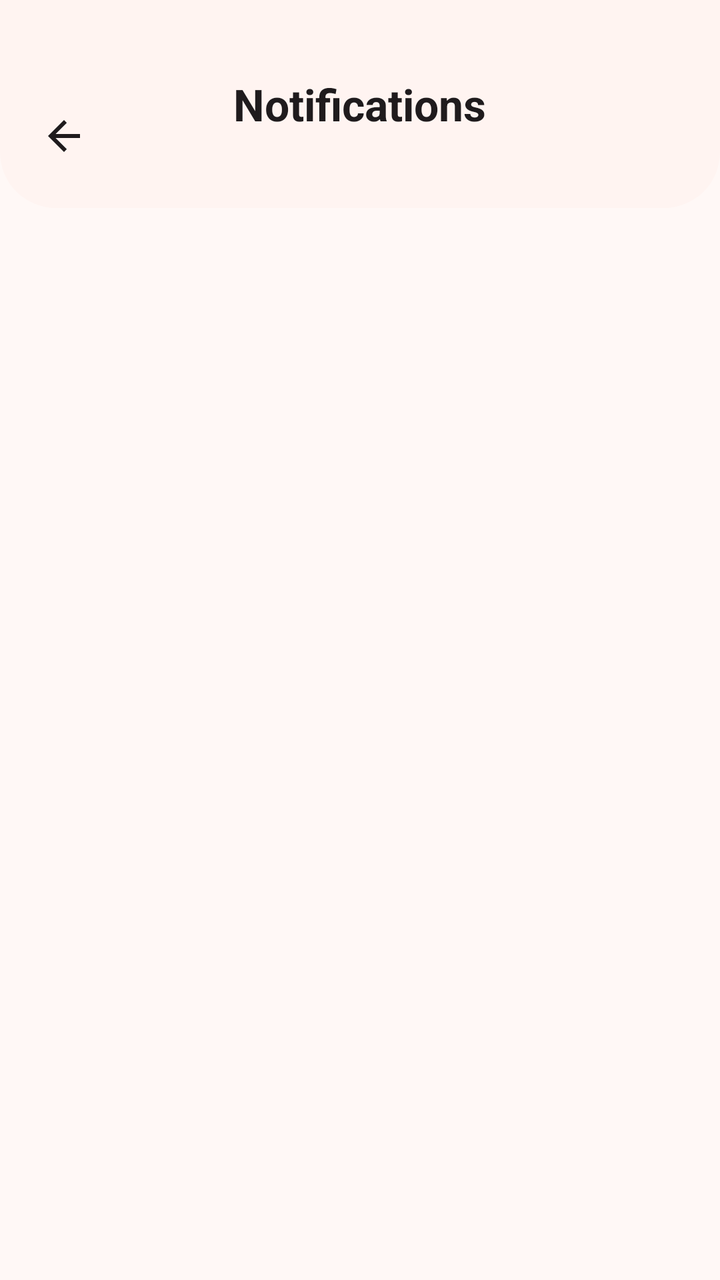
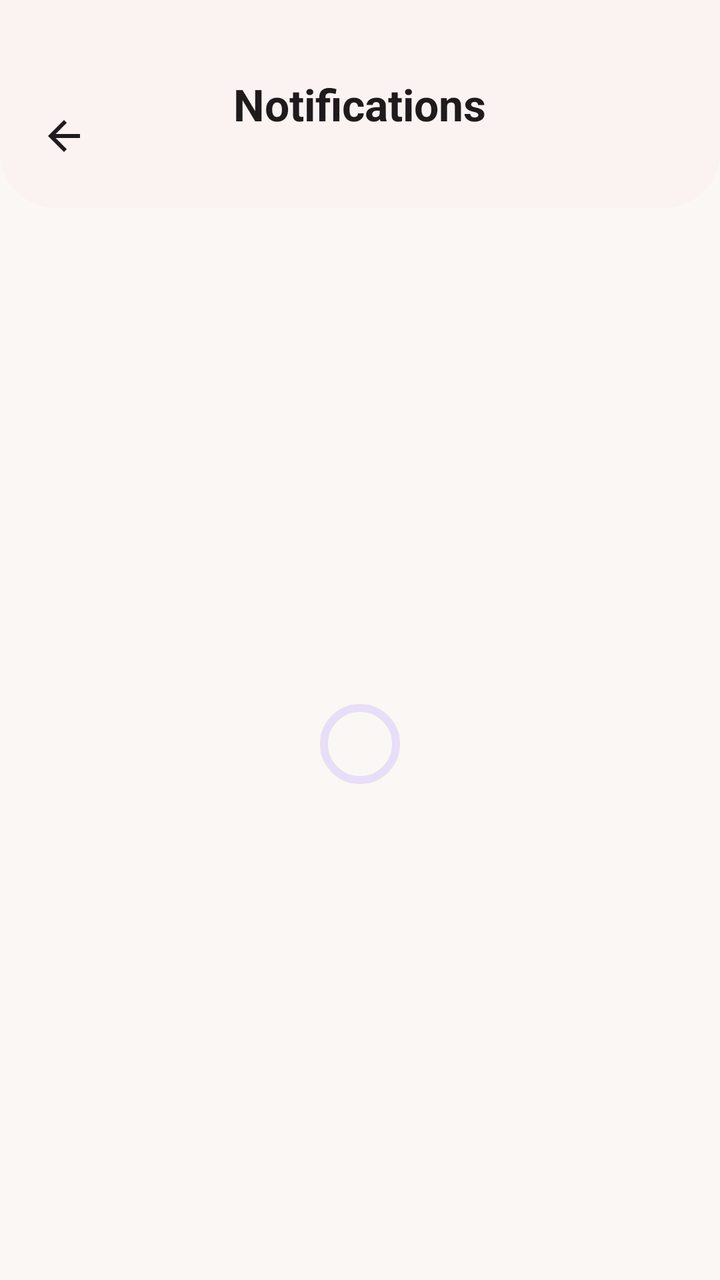

An Android layout rendered at two revisions. The XML below is the earlier revision; the diff shows what the commit changed to produce the second picture.
<!-- AndroidManifest.xml: application theme Theme.PetCare -->
<!-- res/layout/fragment_notification_settings.xml -->
<?xml version="1.0" encoding="utf-8"?>
<FrameLayout xmlns:android="http://schemas.android.com/apk/res/android"
    xmlns:app="http://schemas.android.com/apk/res-auto"
    xmlns:tools="http://schemas.android.com/tools"
    android:layout_width="match_parent"
    android:layout_height="match_parent"
    android:background="@color/app_background">

    <LinearLayout
        android:layout_width="match_parent"
        android:layout_height="match_parent"
        android:orientation="vertical">

        <RelativeLayout
            android:layout_width="match_parent"
            android:layout_height="wrap_content"
            android:background="@drawable/bg_home_header"
            android:paddingHorizontal="@dimen/spacing_xs"
            android:paddingTop="44dp"
            android:paddingBottom="@dimen/spacing_s">

            <ImageButton
                android:id="@+id/btn_back"
                android:layout_width="48dp"
                android:layout_height="48dp"
                android:background="?attr/selectableItemBackgroundBorderless"
                android:contentDescription="@string/action_go_back"
                android:src="@drawable/ic_arrow_back"
                app:tint="@color/primary_text" />

            <TextView
                android:layout_width="wrap_content"
                android:layout_height="wrap_content"
                android:layout_centerInParent="true"
                android:text="@string/notification_settings_title"
                android:textAppearance="@style/TextAppearance.PetCare.ScreenTitle" />
        </RelativeLayout>

        <FrameLayout
            android:layout_width="match_parent"
            android:layout_height="0dp"
            android:layout_weight="1">

            <ProgressBar
                android:id="@+id/notification_settings_loading"
                android:layout_width="wrap_content"
                android:layout_height="wrap_content"
                android:layout_gravity="center"
                android:indeterminateTint="@color/primary_coral" />

            <androidx.core.widget.NestedScrollView
                android:id="@+id/notification_settings_content"
                android:layout_width="match_parent"
                android:layout_height="match_parent"
                android:fillViewport="true"
                android:visibility="gone"
                tools:visibility="visible">

                <LinearLayout
                    android:layout_width="match_parent"
                    android:layout_height="wrap_content"
                    android:orientation="vertical"
                    android:padding="@dimen/spacing_l">

                    
                    <com.google.android.material.card.MaterialCardView
                        android:id="@+id/permission_warning_card"
                        android:layout_width="match_parent"
                        android:layout_height="wrap_content"
                        android:layout_marginBottom="@dimen/spacing_l"
                        android:visibility="gone"
                        app:cardBackgroundColor="@color/soft_coral"
                        app:cardCornerRadius="@dimen/corner_radius_card"
                        app:cardElevation="0dp"
                        tools:visibility="visible">

                        <LinearLayout
                            android:layout_width="match_parent"
                            android:layout_height="wrap_content"
                            android:gravity="center_vertical"
                            android:orientation="horizontal"
                            android:padding="@dimen/spacing_l">

                            <ImageView
                                android:layout_width="28dp"
                                android:layout_height="28dp"
                                android:contentDescription="@null"
                                android:src="@drawable/ic_notifications"
                                app:tint="@color/primary_coral" />

                            <LinearLayout
                                android:layout_width="0dp"
                                android:layout_height="wrap_content"
                                android:layout_marginStart="@dimen/spacing_m"
                                android:layout_weight="1"
                                android:orientation="vertical">

                                <TextView
                                    android:layout_width="wrap_content"
                                    android:layout_height="wrap_content"
                                    android:text="@string/label_system_permission"
                                    android:textAppearance="@style/TextAppearance.PetCare.CardTitle" />

                                <TextView
                                    android:layout_width="wrap_content"
                                    android:layout_height="wrap_content"
                                    android:text="@string/system_permission_description"
                                    android:textAppearance="@style/TextAppearance.PetCare.Caption" />
                            </LinearLayout>

                            <com.google.android.material.button.MaterialButton
                                android:id="@+id/btn_enable_notifications"
                                android:layout_width="wrap_content"
                                android:layout_height="wrap_content"
                                android:text="@string/action_enable"
                                style="@style/Widget.PetCare.Button.Link" />
                        </LinearLayout>
                    </com.google.android.material.card.MaterialCardView>

                    <TextView
                        android:layout_width="wrap_content"
                        android:layout_height="wrap_content"
                        android:layout_marginBottom="@dimen/spacing_s"
                        android:text="@string/preferences_heading"
                        android:textAppearance="@style/TextAppearance.PetCare.SectionHeader" />

                    <com.google.android.material.card.MaterialCardView
                        android:layout_width="match_parent"
                        android:layout_height="wrap_content"
                        style="@style/Widget.PetCare.Card">

                        <LinearLayout
                            android:layout_width="match_parent"
                            android:layout_height="wrap_content"
                            android:orientation="vertical"
                            android:padding="@dimen/spacing_l">

                            
                            <LinearLayout
                                android:layout_width="match_parent"
                                android:layout_height="wrap_content"
                                android:gravity="center_vertical"
                                android:orientation="horizontal">

                                <LinearLayout
                                    android:layout_width="0dp"
                                    android:layout_height="wrap_content"
                                    android:layout_weight="1"
                                    android:orientation="vertical">

                                    <TextView
                                        android:layout_width="wrap_content"
                                        android:layout_height="wrap_content"
                                        android:text="@string/label_all_reminders"
                                        android:textColor="@color/primary_text"
                                        android:textSize="15sp" />

                                    <TextView
                                        android:layout_width="wrap_content"
                                        android:layout_height="wrap_content"
                                        android:text="@string/description_all_reminders"
                                        android:textAppearance="@style/TextAppearance.PetCare.Caption" />
                                </LinearLayout>

                                <com.google.android.material.materialswitch.MaterialSwitch
                                    android:id="@+id/switch_all_reminders"
                                    android:layout_width="wrap_content"
                                    android:layout_height="wrap_content"
                                    app:thumbTint="@color/white"
                                    app:trackTint="@color/primary_coral" />
                            </LinearLayout>

                            <View
                                android:layout_width="match_parent"
                                android:layout_height="1dp"
                                android:layout_marginVertical="@dimen/spacing_m"
                                android:background="@color/border_color" />

                            
                            <LinearLayout
                                android:layout_width="match_parent"
                                android:layout_height="wrap_content"
                                android:gravity="center_vertical"
                                android:orientation="horizontal">

                                <LinearLayout
                                    android:layout_width="0dp"
                                    android:layout_height="wrap_content"
                                    android:layout_weight="1"
                                    android:orientation="vertical">

                                    <TextView
                                        android:id="@+id/label_task_reminders_toggle"
                                        android:layout_width="wrap_content"
                                        android:layout_height="wrap_content"
                                        android:text="@string/label_task_reminders"
                                        android:textColor="@color/primary_text"
                                        android:textSize="15sp" />

                                    <TextView
                                        android:id="@+id/description_task_reminders_toggle"
                                        android:layout_width="wrap_content"
                                        android:layout_height="wrap_content"
                                        android:text="@string/description_task_reminders"
                                        android:textAppearance="@style/TextAppearance.PetCare.Caption" />
                                </LinearLayout>

                                <com.google.android.material.materialswitch.MaterialSwitch
                                    android:id="@+id/switch_task_reminders"
                                    android:layout_width="wrap_content"
                                    android:layout_height="wrap_content"
                                    app:thumbTint="@color/white"
                                    app:trackTint="@color/primary_coral" />
                            </LinearLayout>

                            <View
                                android:layout_width="match_parent"
                                android:layout_height="1dp"
                                android:layout_marginVertical="@dimen/spacing_m"
                                android:background="@color/border_color" />

                            
                            <LinearLayout
                                android:layout_width="match_parent"
                                android:layout_height="wrap_content"
                                android:gravity="center_vertical"
                                android:orientation="horizontal">

                                <LinearLayout
                                    android:layout_width="0dp"
                                    android:layout_height="wrap_content"
                                    android:layout_weight="1"
                                    android:orientation="vertical">

                                    <TextView
                                        android:id="@+id/label_healthcare_alerts_toggle"
                                        android:layout_width="wrap_content"
                                        android:layout_height="wrap_content"
                                        android:text="@string/label_healthcare_alerts"
                                        android:textColor="@color/primary_text"
                                        android:textSize="15sp" />

                                    <TextView
                                        android:id="@+id/description_healthcare_alerts_toggle"
                                        android:layout_width="wrap_content"
                                        android:layout_height="wrap_content"
                                        android:text="@string/description_healthcare_alerts"
                                        android:textAppearance="@style/TextAppearance.PetCare.Caption" />
                                </LinearLayout>

                                <com.google.android.material.materialswitch.MaterialSwitch
                                    android:id="@+id/switch_healthcare_alerts"
                                    android:layout_width="wrap_content"
                                    android:layout_height="wrap_content"
                                    app:thumbTint="@color/white"
                                    app:trackTint="@color/primary_coral" />
                            </LinearLayout>
                        </LinearLayout>
                    </com.google.android.material.card.MaterialCardView>

                    <TextView
                        android:layout_width="match_parent"
                        android:layout_height="wrap_content"
                        android:layout_marginTop="@dimen/spacing_l"
                        android:paddingHorizontal="@dimen/spacing_xs"
                        android:text="@string/notification_settings_footer"
                        android:textAppearance="@style/TextAppearance.PetCare.Caption" />
                </LinearLayout>
            </androidx.core.widget.NestedScrollView>
        </FrameLayout>
    </LinearLayout>
</FrameLayout>
<!-- resources referenced by this layout -->
<resources>
  <color name="soft_coral">#FFE1E1</color>
  <color name="white">#FFFFFFFF</color>
  <dimen name="spacing_l">24dp</dimen>
  <dimen name="spacing_m">16dp</dimen>
  <dimen name="spacing_s">12dp</dimen>
  <dimen name="spacing_xs">8dp</dimen>
  <style name="TextAppearance.PetCare.Caption" parent="TextAppearance.Material3.BodySmall">
          <item name="android:textColor">@color/secondary_text</item>
      </style>
  <style name="TextAppearance.PetCare.CardTitle" parent="TextAppearance.Material3.TitleSmall">
          <item name="android:textColor">@color/primary_text</item>
          <item name="android:textStyle">bold</item>
      </style>
  <style name="TextAppearance.PetCare.ScreenTitle" parent="TextAppearance.Material3.TitleLarge">
          <item name="android:textColor">@color/primary_text</item>
          <item name="android:textStyle">bold</item>
      </style>
  <style name="TextAppearance.PetCare.SectionHeader" parent="TextAppearance.Material3.TitleMedium">
          <item name="android:textColor">@color/primary_text</item>
          <item name="android:textStyle">bold</item>
      </style>
  <style name="Widget.PetCare.Card" parent="Widget.Material3.CardView.Elevated">
          <item name="cardBackgroundColor">@color/white</item>
          <item name="cardCornerRadius">@dimen/corner_radius_card</item>
          <item name="cardElevation">2dp</item>
      </style>
  <color name="petcare_background">#FFF8F6</color>
  <color name="petcare_primary">#F2585C</color>
  <color name="petcare_surface_variant">#FFF4F1</color>
  <style name="Base.Theme.PetCare" parent="Theme.Material3.DayNight.NoActionBar">
          <item name="colorPrimary">@color/primary_coral</item>
          <item name="colorOnPrimary">@color/white</item>
          <item name="colorPrimaryVariant">@color/dark_coral</item>
          
          <item name="colorSecondary">@color/petcare_secondary</item>
          <item name="colorSecondaryVariant">@color/dark_coral</item>
          <item name="colorOnSecondary">@color/white</item>
          
          <item name="colorTertiary">@color/petcare_accent</item>
          <item name="colorOnTertiary">@color/primary_text</item>
          <item name="colorError">@color/petcare_error</item>
          <item name="colorOnError">@color/white</item>
          <item name="colorSurface">@color/white</item>
          <item name="colorOnSurface">@color/primary_text</item>
          <item name="colorOnSurfaceVariant">@color/secondary_text</item>
          <item name="colorOutline">@color/border_color</item>
          <item name="android:windowBackground">@color/app_background</item>
          <item name="android:textColorPrimary">@color/primary_text</item>
          <item name="android:textColorSecondary">@color/secondary_text</item>
          
          <item name="chipStyle">@style/Widget.PetCare.Chip.Filter</item>
          
          <item name="materialAlertDialogTheme">@style/ThemeOverlay.PetCare.MaterialAlertDialog</item>
      </style>
  <color name="dark_coral">@color/petcare_primary_variant</color>
  <color name="petcare_secondary">#4FA3B0</color>
  <color name="petcare_error">#E14F55</color>
  <color name="petcare_primary_variant">#D8474B</color>
  <style name="ShapeAppearanceOverlay.PetCare.Dialog" parent="">
          <item name="cornerSize">@dimen/corner_radius_card</item>
      </style>
  <!-- unchanged entries left out for length: 30 -->
</resources>

<!-- the commit's change to res/layout/fragment_notification_settings.xml (unified diff, before → after) -->
@@ -41,12 +41,12 @@
             android:layout_height="0dp"
             android:layout_weight="1">
 
-            <ProgressBar
+            <com.google.android.material.progressindicator.CircularProgressIndicator
                 android:id="@+id/notification_settings_loading"
-                android:layout_width="wrap_content"
-                android:layout_height="wrap_content"
+                android:layout_width="40dp"
+                android:layout_height="40dp"
                 android:layout_gravity="center"
-                android:indeterminateTint="@color/primary_coral" />
+                style="@style/Widget.PetCare.ProgressIndicator.Circular" />
 
             <androidx.core.widget.NestedScrollView
                 android:id="@+id/notification_settings_content"
@@ -71,7 +71,7 @@
                         android:visibility="gone"
                         app:cardBackgroundColor="@color/soft_coral"
                         app:cardCornerRadius="@dimen/corner_radius_card"
-                        app:cardElevation="0dp"
+                        app:cardElevation="@dimen/elevation_level0"
                         tools:visibility="visible">
 
                         <LinearLayout
@@ -117,11 +117,61 @@
                         </LinearLayout>
                     </com.google.android.material.card.MaterialCardView>
 
+                    
                     <TextView
                         android:layout_width="wrap_content"
                         android:layout_height="wrap_content"
                         android:layout_marginBottom="@dimen/spacing_s"
                         android:text="@string/preferences_heading"
+                        android:textAppearance="@style/TextAppearance.PetCare.SectionHeader" />
+
+                    <com.google.android.material.card.MaterialCardView
+                        android:layout_width="match_parent"
+                        android:layout_height="wrap_content"
+                        style="@style/Widget.PetCare.Card">
+
+                        <LinearLayout
+                            android:layout_width="match_parent"
+                            android:layout_height="wrap_content"
+                            android:gravity="center_vertical"
+                            android:orientation="horizontal"
+                            android:padding="@dimen/spacing_l">
+
+                            <LinearLayout
+                                android:layout_width="0dp"
+                                android:layout_height="wrap_content"
+                                android:layout_weight="1"
+                                android:orientation="vertical">
+
+                                <TextView
+                                    android:layout_width="wrap_content"
+                                    android:layout_height="wrap_content"
+                                    android:text="@string/label_all_reminders"
+                                    android:textColor="@color/primary_text"
+                                    android:textSize="15sp" />
+
+                                <TextView
+                                    android:layout_width="wrap_content"
+                                    android:layout_height="wrap_content"
+                                    android:text="@string/description_all_reminders"
+                                    android:textAppearance="@style/TextAppearance.PetCare.Caption" />
+                            </LinearLayout>
+
+                            <com.google.android.material.materialswitch.MaterialSwitch
+                                android:id="@+id/switch_all_reminders"
+                                android:layout_width="wrap_content"
+                                android:layout_height="wrap_content"
+                                app:thumbTint="@color/white"
+                                app:trackTint="@color/primary_coral" />
+                        </LinearLayout>
+                    </com.google.android.material.card.MaterialCardView>
+
+                    <TextView
+                        android:layout_width="wrap_content"
+                        android:layout_height="wrap_content"
+                        android:layout_marginTop="@dimen/spacing_l"
+                        android:layout_marginBottom="@dimen/spacing_s"
+                        android:text="@string/reminder_categories_heading"
                         android:textAppearance="@style/TextAppearance.PetCare.SectionHeader" />
 
                     <com.google.android.material.card.MaterialCardView
@@ -134,47 +184,6 @@
                             android:layout_height="wrap_content"
                             android:orientation="vertical"
                             android:padding="@dimen/spacing_l">
-
-                            
-                            <LinearLayout
-                                android:layout_width="match_parent"
-                                android:layout_height="wrap_content"
-                                android:gravity="center_vertical"
-                                android:orientation="horizontal">
-
-                                <LinearLayout
-                                    android:layout_width="0dp"
-                                    android:layout_height="wrap_content"
-                                    android:layout_weight="1"
-                                    android:orientation="vertical">
-
-                                    <TextView
-                                        android:layout_width="wrap_content"
-                                        android:layout_height="wrap_content"
-                                        android:text="@string/label_all_reminders"
-                                        android:textColor="@color/primary_text"
-                                        android:textSize="15sp" />
-
-                                    <TextView
-                                        android:layout_width="wrap_content"
-                                        android:layout_height="wrap_content"
-                                        android:text="@string/description_all_reminders"
-                                        android:textAppearance="@style/TextAppearance.PetCare.Caption" />
-                                </LinearLayout>
-
-                                <com.google.android.material.materialswitch.MaterialSwitch
-                                    android:id="@+id/switch_all_reminders"
-                                    android:layout_width="wrap_content"
-                                    android:layout_height="wrap_content"
-                                    app:thumbTint="@color/white"
-                                    app:trackTint="@color/primary_coral" />
-                            </LinearLayout>
-
-                            <View
-                                android:layout_width="match_parent"
-                                android:layout_height="1dp"
-                                android:layout_marginVertical="@dimen/spacing_m"
-                                android:background="@color/border_color" />
 
                             
                             <LinearLayout
<!-- resource entries referenced after the edit -->
@@ -2,65 +2,75 @@
 <resources>
   <color name="soft_coral">#FFE1E1</color>
   <color name="white">#FFFFFFFF</color>
+  <dimen name="elevation_level0">0dp</dimen>
   <dimen name="spacing_l">24dp</dimen>
   <dimen name="spacing_m">16dp</dimen>
   <dimen name="spacing_s">12dp</dimen>
   <dimen name="spacing_xs">8dp</dimen>
+  <string name="reminder_categories_heading">Reminder Categories</string>
   <style name="TextAppearance.PetCare.Caption" parent="TextAppearance.Material3.BodySmall">
           <item name="android:textColor">@color/secondary_text</item>
+          <item name="android:textSize">12sp</item>
       </style>
   <style name="TextAppearance.PetCare.CardTitle" parent="TextAppearance.Material3.TitleSmall">
           <item name="android:textColor">@color/primary_text</item>
           <item name="android:textStyle">bold</item>
+          <item name="android:textSize">15sp</item>
       </style>
   <style name="TextAppearance.PetCare.ScreenTitle" parent="TextAppearance.Material3.TitleLarge">
           <item name="android:textColor">@color/primary_text</item>
           <item name="android:textStyle">bold</item>
+          <item name="android:textSize">22sp</item>
       </style>
   <style name="TextAppearance.PetCare.SectionHeader" parent="TextAppearance.Material3.TitleMedium">
           <item name="android:textColor">@color/primary_text</item>
           <item name="android:textStyle">bold</item>
+          <item name="android:textSize">18sp</item>
       </style>
   <style name="Widget.PetCare.Card" parent="Widget.Material3.CardView.Elevated">
           <item name="cardBackgroundColor">@color/white</item>
           <item name="cardCornerRadius">@dimen/corner_radius_card</item>
-          <item name="cardElevation">2dp</item>
+          <item name="cardElevation">@dimen/elevation_level1</item>
       </style>
-  <color name="petcare_background">#FFF8F6</color>
-  <color name="petcare_primary">#F2585C</color>
-  <color name="petcare_surface_variant">#FFF4F1</color>
+  <style name="Widget.PetCare.ProgressIndicator.Circular" parent="Widget.Material3.CircularProgressIndicator">
+          <item name="indicatorColor">@color/petcare_primary</item>
+      </style>
+  <color name="petcare_background">#FBF7F5</color>
+  <color name="petcare_primary">#F0615A</color>
+  <color name="petcare_surface_variant">#FBF3F1</color>
+  <dimen name="elevation_level1">2dp</dimen>
   <style name="Base.Theme.PetCare" parent="Theme.Material3.DayNight.NoActionBar">
-          <item name="colorPrimary">@color/primary_coral</item>
+          
+          <item name="colorPrimary">@color/petcare_primary</item>
           <item name="colorOnPrimary">@color/white</item>
-          <item name="colorPrimaryVariant">@color/dark_coral</item>
-          
+          <item name="colorPrimaryVariant">@color/petcare_primary_variant</item>
           <item name="colorSecondary">@color/petcare_secondary</item>
-          <item name="colorSecondaryVariant">@color/dark_coral</item>
+          <item name="colorSecondaryVariant">@color/petcare_primary_variant</item>
           <item name="colorOnSecondary">@color/white</item>
-          
           <item name="colorTertiary">@color/petcare_accent</item>
-          <item name="colorOnTertiary">@color/primary_text</item>
+          <item name="colorOnTertiary">@color/petcare_text_primary</item>
           <item name="colorError">@color/petcare_error</item>
           <item name="colorOnError">@color/white</item>
-          <item name="colorSurface">@color/white</item>
-          <item name="colorOnSurface">@color/primary_text</item>
-          <item name="colorOnSurfaceVariant">@color/secondary_text</item>
+          <item name="colorSurface">@color/petcare_surface</item>
+          <item name="colorOnSurface">@color/petcare_text_primary</item>
+          <item name="colorOnSurfaceVariant">@color/petcare_text_secondary</item>
           <item name="colorOutline">@color/border_color</item>
-          <item name="android:windowBackground">@color/app_background</item>
-          <item name="android:textColorPrimary">@color/primary_text</item>
-          <item name="android:textColorSecondary">@color/secondary_text</item>
+          <item name="android:windowBackground">@color/petcare_background</item>
+          <item name="android:textColorPrimary">@color/petcare_text_primary</item>
+          <item name="android:textColorSecondary">@color/petcare_text_secondary</item>
           
           <item name="chipStyle">@style/Widget.PetCare.Chip.Filter</item>
           
           <item name="materialAlertDialogTheme">@style/ThemeOverlay.PetCare.MaterialAlertDialog</item>
       </style>
-  <color name="dark_coral">@color/petcare_primary_variant</color>
-  <color name="petcare_secondary">#4FA3B0</color>
-  <color name="petcare_error">#E14F55</color>
-  <color name="petcare_primary_variant">#D8474B</color>
+  <color name="petcare_secondary">#3F8E9B</color>
+  <color name="petcare_error">#E1524F</color>
+  <color name="petcare_surface">#FFFFFF</color>
+  <color name="petcare_primary_variant">#D9504A</color>
   <style name="ShapeAppearanceOverlay.PetCare.Dialog" parent="">
-          <item name="cornerSize">@dimen/corner_radius_card</item>
+          <item name="cornerSize">@dimen/corner_radius_dialog</item>
       </style>
+  <dimen name="corner_radius_dialog">28dp</dimen>
   <!-- unchanged entries left out for length: 30 -->
 </resources>
 
